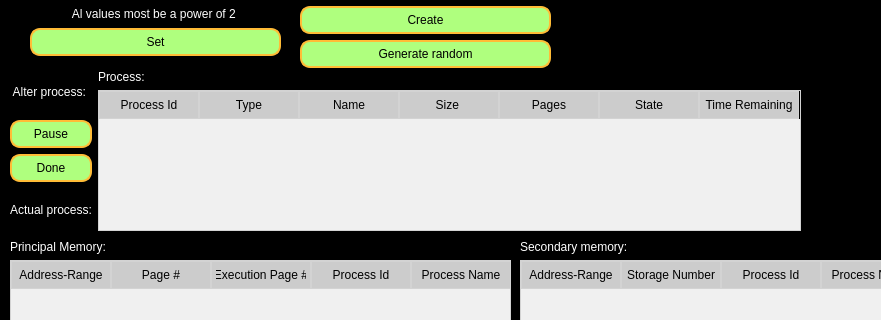
Qt form mainInterface.ui (SebastianGranadosBarrantes/Tarea2SO-Brian_Sebastian_Jousten) before a commit; both pictures show x 0 to 881 and y 170 to 490 of the 1353 by 652 pixel window.
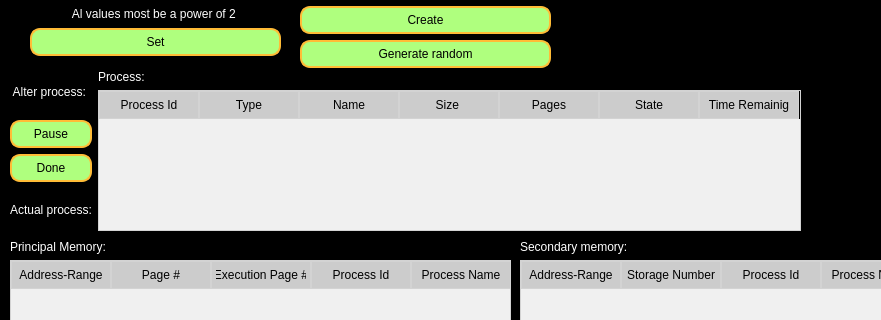
The same form after that commit.

```diff
--- a/mainInterface.ui
+++ b/mainInterface.ui
@@ -335,7 +335,7 @@
          </column>
          <column>
           <property name="text">
-           <string>Time Remaining</string>
+           <string>Time Remainig</string>
           </property>
          </column>
         </widget>
```
Left out of the diff: 4 changed lines with no effect on the pictures.
